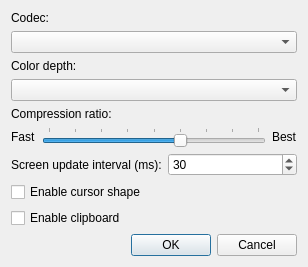
Old version of the form source/client/ui/desktop_config_dialog.ui in the repository dchapyshev/aspia.
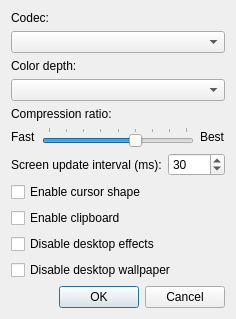
New version of the form.

Commit message: - The desktop effects are turned on / off now through the session configuration.

```diff
--- a/source/client/ui/desktop_config_dialog.ui
+++ b/source/client/ui/desktop_config_dialog.ui
@@ -6,8 +6,8 @@
    <rect>
     <x>0</x>
     <y>0</y>
-    <width>308</width>
-    <height>259</height>
+    <width>236</width>
+    <height>305</height>
    </rect>
   </property>
   <property name="sizePolicy">
@@ -125,6 +125,20 @@
      </property>
     </widget>
    </item>
+   <item>
+    <widget class="QCheckBox" name="checkbox_desktop_effects">
+     <property name="text">
+      <string>Disable desktop effects</string>
+     </property>
+    </widget>
+   </item>
+   <item>
+    <widget class="QCheckBox" name="checkbox_desktop_wallpaper">
+     <property name="text">
+      <string>Disable desktop wallpaper</string>
+     </property>
+    </widget>
+   </item>
    <item>
     <widget class="QDialogButtonBox" name="button_box">
      <property name="orientation">
```
The commit also changes 15 other files.
